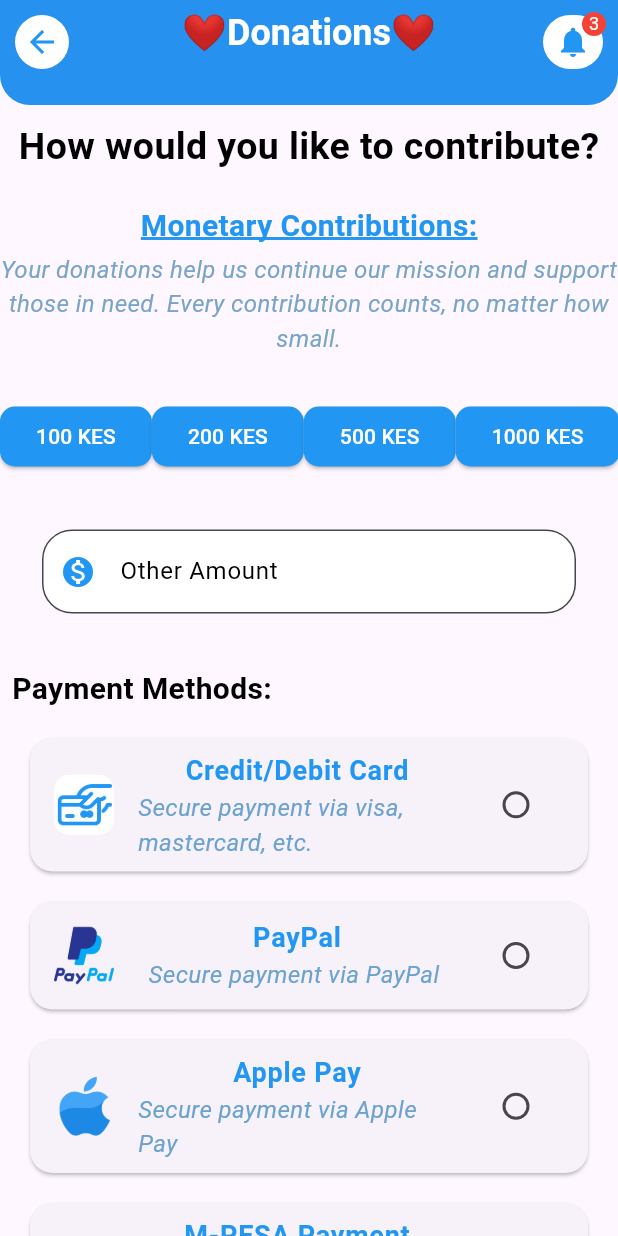
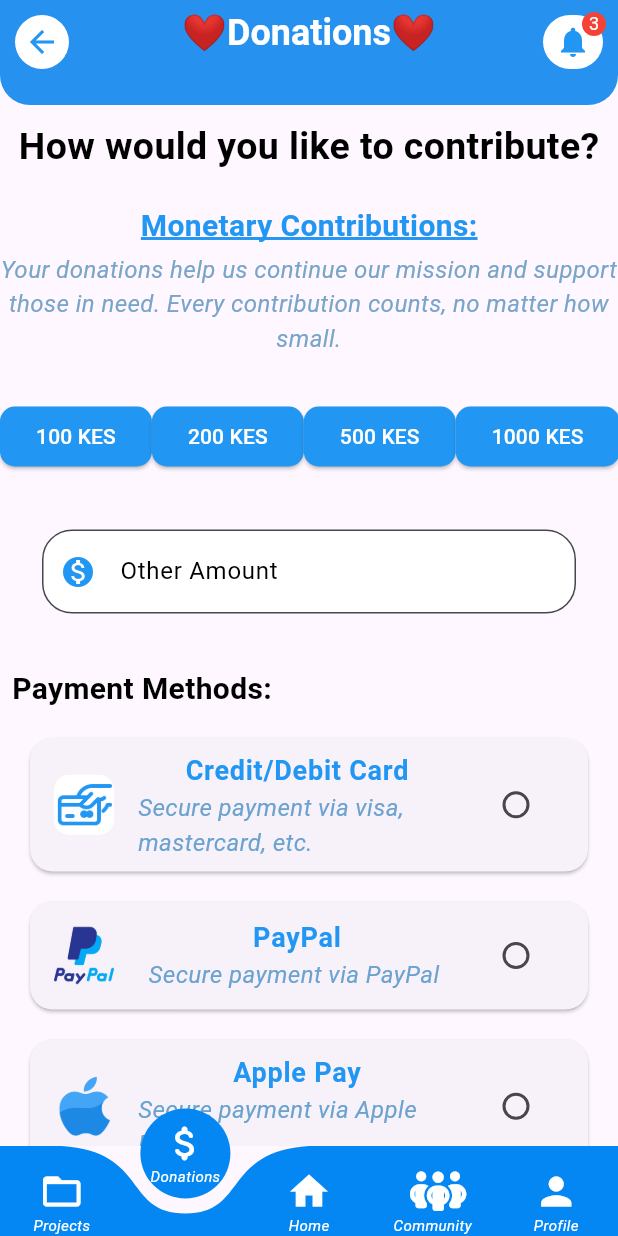
Before and after one commit to Yvonne-Wanja-1/Elim_trust_2, a Flutter app: the DonationsPage screen opened by its route, on a phone screen of 412 x 824 dp. Run offline on Flutter 3.47's test engine with Material 3 defaults, Android fonts, the phone set to English and light mode, and no system bars; drawn by our look-alikes of curved_navigation_bar; our stand-ins replace animated_text_kit, font_awesome_flutter; Roboto replaces fonts that are missing (Arial).

Commit message:
ADDED FILES: some new files

```diff
--- a/elim_trust_2/lib/pages/donations.dart
+++ b/elim_trust_2/lib/pages/donations.dart
@@ -1,5 +1,7 @@
+import 'package:curved_navigation_bar/curved_navigation_bar.dart';
 import 'package:elim_trust_2/widgets/textfield.dart';
 import 'package:flutter/material.dart';
+import 'package:font_awesome_flutter/font_awesome_flutter.dart';
 
 class DonationsPage extends StatefulWidget {
   const DonationsPage({super.key});
@@ -15,6 +17,7 @@ class _DonationsPageState extends State<DonationsPage> with SingleTickerProvider
   final TextEditingController _emailController = TextEditingController(); // Controller for email input
   final TextEditingController _namecontroller = TextEditingController(); // Controller for name input
   final TextEditingController _confirmemailController = TextEditingController(); // Controller for confirm email input
+  int _selectedIndex = 1; // Variable to track the selected index for navigation
 
   @override
   void initState() {
@@ -529,6 +532,7 @@ class _DonationsPageState extends State<DonationsPage> with SingleTickerProvider
                 ),
               ),
 Row(
+
   mainAxisAlignment: MainAxisAlignment.center,
   children: [
     Text('Please share your details so we can reach out',
@@ -546,7 +550,7 @@ Row(
 ),
 
 SizedBox(
-  height: 20,
+  height: 35,
 ),
  //name
             Mytextfield(
@@ -601,9 +605,13 @@ Row(
       ),
     ),
 
-    Text('🤩✨')
-  ],
-)
+    Text('🤩✨'),
+    ],
+),
+           // const SizedBox(height: 10),
+
+
+
 
 
 
@@ -611,15 +619,82 @@ Row(
             ],
           ),// End of Column
         ),
+ bottomNavigationBar: CurvedNavigationBar(
+          backgroundColor: Colors.transparent,
+          color: const Color.fromARGB(255, 4, 135, 242),
+          height: 60,
+          index: _selectedIndex,
+          items: <Widget>[
+            Column(
+              mainAxisSize: MainAxisSize.min,
+              children: const [
+                Icon(Icons.folder_open, size: 30, color: Colors.white),
+                Text('Projects', style: TextStyle(color: Colors.white, fontSize: 10, fontStyle: FontStyle.italic)),
+              ],
+            ),
+            Column(
+              mainAxisSize: MainAxisSize.min,
+              children: const [
+                Icon(Icons.attach_money_rounded, size: 30, color: Colors.white),
+                Text('Donations', style: TextStyle(color: Colors.white, fontSize: 10, fontStyle: FontStyle.italic)),
+              ],
+            ),
+            Column(
+              mainAxisSize: MainAxisSize.min,
+              children: const [
+                Icon(Icons.home, size: 30, color: Colors.white),
+                Text('Home', style: TextStyle(color: Colors.white, fontSize: 10, fontStyle: FontStyle.italic)),
+              ],
+            ),
+            Column(
+              mainAxisSize: MainAxisSize.min,
+              children: const [
+                Icon(FontAwesomeIcons.peopleGroup, size: 30, color: Colors.white),
+                Text('Community', style: TextStyle(color: Colors.white, fontSize: 10, fontStyle: FontStyle.italic)),
+              ],
+            ),
+            Column(
+              mainAxisSize: MainAxisSize.min,
+              children: const [
+                Icon(Icons.person, size: 30, color: Colors.white),
+                Text('Profile', style: TextStyle(color: Colors.white, fontSize: 10, fontStyle: FontStyle.italic)),
+              ],
+            ),
+          ],
+          onTap: (index) {
+            setState(() {
+              _selectedIndex = index;
+            });
+
+            switch (index) {
+              case 0:
+                Navigator.pushNamed(context, '/projects');
+                break;
+              case 1:
+                Navigator.pushNamed(context, '/donations');
+                break;
+              case 2:
+                Navigator.pushNamed(context, '/home');
+                break;
+              case 3:
+                Navigator.pushNamed(context, '/community');
+                break;
+              case 4:
+                Navigator.pushNamed(context, '/profile');
+                break;
+            }
+          },
+        ),
       ),
     );
   }
 
   @override
   void dispose() {
+    _controller.dispose(); // Dispose the AnimationController
     _namecontroller.dispose(); // Dispose the name controller
-    super.dispose();
-    super.dispose();
-    super.dispose();
+    _emailController.dispose(); // Dispose the email controller
+    _confirmemailController.dispose(); // Dispose the confirm email controller
+    super.dispose(); // Must be the last call
   }
 }
```
